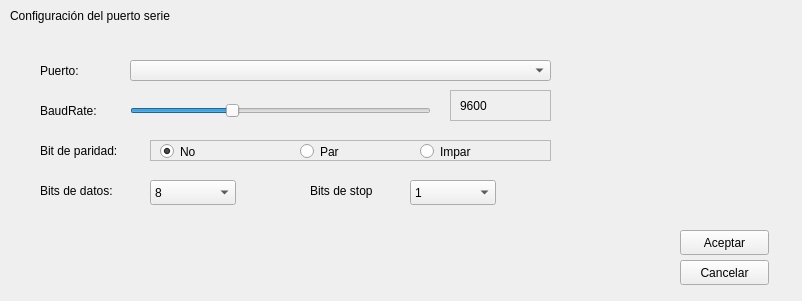
Old version of the form UI_Files/configwindow.ui in the repository JorgeGuerra99/software_sport_bike.
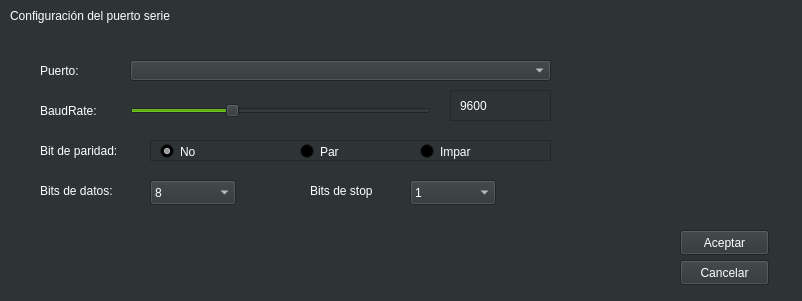
New version of the form.

The edit to the form file:
```diff
--- a/UI_Files/configwindow.ui
+++ b/UI_Files/configwindow.ui
@@ -10,6 +10,475 @@
     <height>301</height>
    </rect>
   </property>
+  <property name="palette">
+   <palette>
+    <active>
+     <colorrole role="WindowText">
+      <brush brushstyle="SolidPattern">
+       <color alpha="255">
+        <red>255</red>
+        <green>255</green>
+        <blue>255</blue>
+       </color>
+      </brush>
+     </colorrole>
+     <colorrole role="Button">
+      <brush brushstyle="SolidPattern">
+       <color alpha="255">
+        <red>46</red>
+        <green>52</green>
+        <blue>54</blue>
+       </color>
+      </brush>
+     </colorrole>
+     <colorrole role="Light">
+      <brush brushstyle="SolidPattern">
+       <color alpha="255">
+        <red>69</red>
+        <green>78</green>
+        <blue>81</blue>
+       </color>
+      </brush>
+     </colorrole>
+     <colorrole role="Midlight">
+      <brush brushstyle="SolidPattern">
+       <color alpha="255">
+        <red>57</red>
+        <green>65</green>
+        <blue>67</blue>
+       </color>
+      </brush>
+     </colorrole>
+     <colorrole role="Dark">
+      <brush brushstyle="SolidPattern">
+       <color alpha="255">
+        <red>23</red>
+        <green>26</green>
+        <blue>27</blue>
+       </color>
+      </brush>
+     </colorrole>
+     <colorrole role="Mid">
+      <brush brushstyle="SolidPattern">
+       <color alpha="255">
+        <red>31</red>
+        <green>35</green>
+        <blue>36</blue>
+       </color>
+      </brush>
+     </colorrole>
+     <colorrole role="Text">
+      <brush brushstyle="SolidPattern">
+       <color alpha="255">
+        <red>255</red>
+        <green>255</green>
+        <blue>255</blue>
+       </color>
+      </brush>
+     </colorrole>
+     <colorrole role="BrightText">
+      <brush brushstyle="SolidPattern">
+       <color alpha="255">
+        <red>255</red>
+        <green>255</green>
+        <blue>255</blue>
+       </color>
+      </brush>
+     </colorrole>
+     <colorrole role="ButtonText">
+      <brush brushstyle="SolidPattern">
+       <color alpha="255">
+        <red>255</red>
+        <green>255</green>
+        <blue>255</blue>
+       </color>
+      </brush>
+     </colorrole>
+     <colorrole role="Base">
+      <brush brushstyle="SolidPattern">
+       <color alpha="255">
+        <red>0</red>
+        <green>0</green>
+        <blue>0</blue>
+       </color>
+      </brush>
+     </colorrole>
+     <colorrole role="Window">
+      <brush brushstyle="SolidPattern">
+       <color alpha="255">
+        <red>46</red>
+        <green>52</green>
+        <blue>54</blue>
+       </color>
+      </brush>
+     </colorrole>
+     <colorrole role="Shadow">
+      <brush brushstyle="SolidPattern">
+       <color alpha="255">
+        <red>0</red>
+        <green>0</green>
+        <blue>0</blue>
+       </color>
+      </brush>
+     </colorrole>
+     <colorrole role="Highlight">
+      <brush brushstyle="SolidPattern">
+       <color alpha="255">
+        <red>78</red>
+        <green>154</green>
+        <blue>6</blue>
+       </color>
+      </brush>
+     </colorrole>
+     <colorrole role="AlternateBase">
+      <brush brushstyle="SolidPattern">
+       <color alpha="255">
+        <red>23</red>
+        <green>26</green>
+        <blue>27</blue>
+       </color>
+      </brush>
+     </colorrole>
+     <colorrole role="ToolTipBase">
+      <brush brushstyle="SolidPattern">
+       <color alpha="255">
+        <red>255</red>
+        <green>255</green>
+        <blue>220</blue>
+       </color>
+      </brush>
+     </colorrole>
+     <colorrole role="ToolTipText">
+      <brush brushstyle="SolidPattern">
+       <color alpha="255">
+        <red>0</red>
+        <green>0</green>
+        <blue>0</blue>
+       </color>
+      </brush>
+     </colorrole>
+     <colorrole role="PlaceholderText">
+      <brush brushstyle="SolidPattern">
+       <color alpha="128">
+        <red>255</red>
+        <green>255</green>
+        <blue>255</blue>
+       </color>
+      </brush>
+     </colorrole>
+    </active>
+    <inactive>
+     <colorrole role="WindowText">
+      <brush brushstyle="SolidPattern">
+       <color alpha="255">
+        <red>255</red>
+        <green>255</green>
+        <blue>255</blue>
+       </color>
+      </brush>
+     </colorrole>
+     <colorrole role="Button">
+      <brush brushstyle="SolidPattern">
+       <color alpha="255">
+        <red>46</red>
+        <green>52</green>
+        <blue>54</blue>
+       </color>
+      </brush>
+     </colorrole>
+     <colorrole role="Light">
+      <brush brushstyle="SolidPattern">
+       <color alpha="255">
+        <red>69</red>
+        <green>78</green>
+        <blue>81</blue>
+       </color>
+      </brush>
+     </colorrole>
+     <colorrole role="Midlight">
+      <brush brushstyle="SolidPattern">
+       <color alpha="255">
+        <red>57</red>
+        <green>65</green>
+        <blue>67</blue>
+       </color>
+      </brush>
+     </colorrole>
+     <colorrole role="Dark">
+      <brush brushstyle="SolidPattern">
+       <color alpha="255">
+        <red>23</red>
+        <green>26</green>
+        <blue>27</blue>
+       </color>
+      </brush>
+     </colorrole>
+     <colorrole role="Mid">
+      <brush brushstyle="SolidPattern">
+       <color alpha="255">
+        <red>31</red>
+        <green>35</green>
+        <blue>36</blue>
+       </color>
+      </brush>
+     </colorrole>
+     <colorrole role="Text">
+      <brush brushstyle="SolidPattern">
+       <color alpha="255">
+        <red>255</red>
+        <green>255</green>
+        <blue>255</blue>
+       </color>
+      </brush>
+     </colorrole>
+     <colorrole role="BrightText">
+      <brush brushstyle="SolidPattern">
+       <color alpha="255">
+        <red>255</red>
+        <green>255</green>
+        <blue>255</blue>
+       </color>
+      </brush>
+     </colorrole>
+     <colorrole role="ButtonText">
+      <brush brushstyle="SolidPattern">
+       <color alpha="255">
+        <red>255</red>
+        <green>255</green>
+        <blue>255</blue>
+       </color>
+      </brush>
+     </colorrole>
+     <colorrole role="Base">
+      <brush brushstyle="SolidPattern">
+       <color alpha="255">
+        <red>0</red>
+        <green>0</green>
+        <blue>0</blue>
+       </color>
+      </brush>
+     </colorrole>
+     <colorrole role="Window">
+      <brush brushstyle="SolidPattern">
+       <color alpha="255">
+        <red>46</red>
+        <green>52</green>
+        <blue>54</blue>
+       </color>
+      </brush>
+     </colorrole>
+     <colorrole role="Shadow">
+      <brush brushstyle="SolidPattern">
+       <color alpha="255">
+        <red>0</red>
+        <green>0</green>
+        <blue>0</blue>
+       </color>
+      </brush>
+     </colorrole>
+     <colorrole role="Highlight">
+      <brush brushstyle="SolidPattern">
+       <color alpha="255">
+        <red>78</red>
+        <green>154</green>
+        <blue>6</blue>
+       </color>
+      </brush>
+     </colorrole>
+     <colorrole role="AlternateBase">
+      <brush brushstyle="SolidPattern">
+       <color alpha="255">
+        <red>23</red>
+        <green>26</green>
+        <blue>27</blue>
+       </color>
+      </brush>
+     </colorrole>
+     <colorrole role="ToolTipBase">
+      <brush brushstyle="SolidPattern">
+       <color alpha="255">
+        <red>255</red>
+        <green>255</green>
+        <blue>220</blue>
+       </color>
+      </brush>
+     </colorrole>
+     <colorrole role="ToolTipText">
+      <brush brushstyle="SolidPattern">
+       <color alpha="255">
+        <red>0</red>
+        <green>0</green>
+        <blue>0</blue>
+       </color>
+      </brush>
+     </colorrole>
+     <colorrole role="PlaceholderText">
+      <brush brushstyle="SolidPattern">
+       <color alpha="128">
+        <red>255</red>
+        <green>255</green>
+        <blue>255</blue>
+       </color>
+      </brush>
+     </colorrole>
+    </inactive>
+    <disabled>
+     <colorrole role="WindowText">
+      <brush brushstyle="SolidPattern">
+       <color alpha="255">
+        <red>23</red>
+        <green>26</green>
+        <blue>27</blue>
+       </color>
+      </brush>
+     </colorrole>
+     <colorrole role="Button">
+      <brush brushstyle="SolidPattern">
+       <color alpha="255">
+        <red>46</red>
+        <green>52</green>
+        <blue>54</blue>
+       </color>
+      </brush>
+     </colorrole>
+     <colorrole role="Light">
+      <brush brushstyle="SolidPattern">
+       <color alpha="255">
+        <red>69</red>
+        <green>78</green>
+        <blue>81</blue>
+       </color>
+      </brush>
+     </colorrole>
+     <colorrole role="Midlight">
+      <brush brushstyle="SolidPattern">
+       <color alpha="255">
+        <red>57</red>
+        <green>65</green>
+        <blue>67</blue>
+       </color>
+      </brush>
+     </colorrole>
+     <colorrole role="Dark">
+      <brush brushstyle="SolidPattern">
+       <color alpha="255">
+        <red>23</red>
+        <green>26</green>
+        <blue>27</blue>
+       </color>
+      </brush>
+     </colorrole>
+     <colorrole role="Mid">
+      <brush brushstyle="SolidPattern">
+       <color alpha="255">
+        <red>31</red>
+        <green>35</green>
+        <blue>36</blue>
+       </color>
+      </brush>
+     </colorrole>
+     <colorrole role="Text">
+      <brush brushstyle="SolidPattern">
+       <color alpha="255">
+        <red>23</red>
+        <green>26</green>
+        <blue>27</blue>
+       </color>
+      </brush>
+     </colorrole>
+     <colorrole role="BrightText">
+      <brush brushstyle="SolidPattern">
+       <color alpha="255">
+        <red>255</red>
+        <green>255</green>
+        <blue>255</blue>
+       </color>
+      </brush>
+     </colorrole>
+     <colorrole role="ButtonText">
+      <brush brushstyle="SolidPattern">
+       <color alpha="255">
+        <red>23</red>
+        <green>26</green>
+        <blue>27</blue>
+       </color>
+      </brush>
+     </colorrole>
+     <colorrole role="Base">
+      <brush brushstyle="SolidPattern">
+       <color alpha="255">
+        <red>46</red>
+        <green>52</green>
+        <blue>54</blue>
+       </color>
+      </brush>
+     </colorrole>
+     <colorrole role="Window">
+      <brush brushstyle="SolidPattern">
+       <color alpha="255">
+        <red>46</red>
+        <green>52</green>
+        <blue>54</blue>
+       </color>
+      </brush>
+     </colorrole>
+     <colorrole role="Shadow">
+      <brush brushstyle="SolidPattern">
+       <color alpha="255">
+        <red>0</red>
+        <green>0</green>
+        <blue>0</blue>
+       </color>
+      </brush>
+     </colorrole>
+     <colorrole role="Highlight">
+      <brush brushstyle="SolidPattern">
+       <color alpha="255">
+        <red>145</red>
+        <green>145</green>
+        <blue>145</blue>
+       </color>
+      </brush>
+     </colorrole>
+     <colorrole role="AlternateBase">
+      <brush brushstyle="SolidPattern">
+       <color alpha="255">
+        <red>46</red>
+        <green>52</green>
+        <blue>54</blue>
+       </color>
+      </brush>
+     </colorrole>
+     <colorrole role="ToolTipBase">
+      <brush brushstyle="SolidPattern">
+       <color alpha="255">
+        <red>255</red>
+        <green>255</green>
+        <blue>220</blue>
+       </color>
+      </brush>
+     </colorrole>
+     <colorrole role="ToolTipText">
+      <brush brushstyle="SolidPattern">
+       <color alpha="255">
+        <red>0</red>
+        <green>0</green>
+        <blue>0</blue>
+       </color>
+      </brush>
+     </colorrole>
+     <colorrole role="PlaceholderText">
+      <brush brushstyle="SolidPattern">
+       <color alpha="128">
+        <red>255</red>
+        <green>255</green>
+        <blue>255</blue>
+       </color>
+      </brush>
+     </colorrole>
+    </disabled>
+   </palette>
+  </property>
   <property name="windowTitle">
    <string>Configuración</string>
   </property>
```
